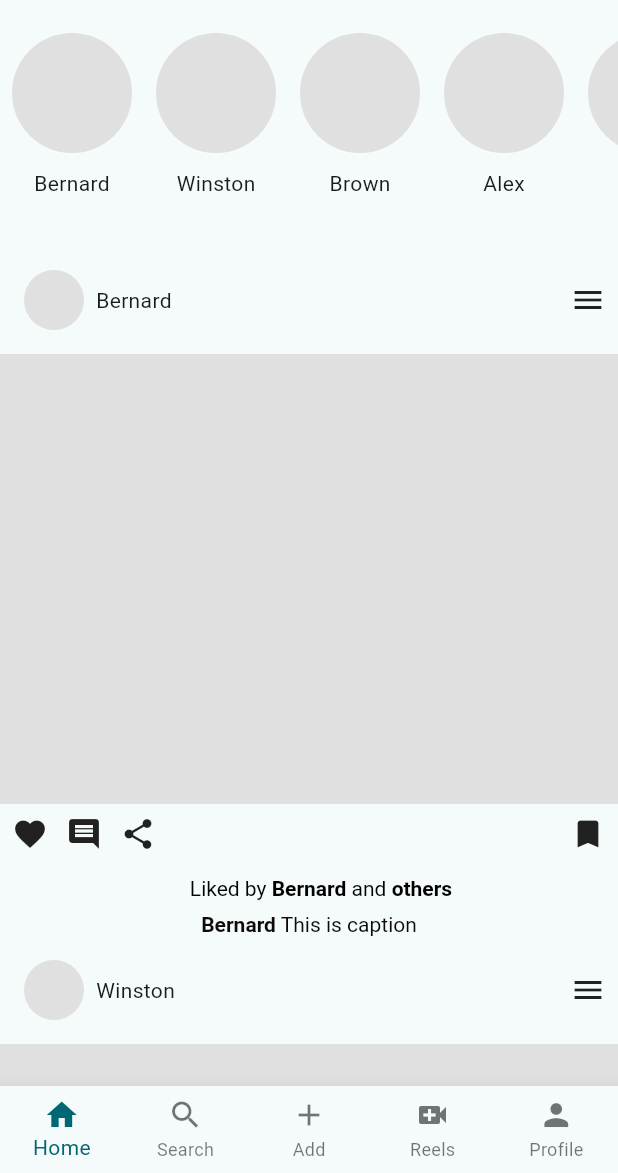
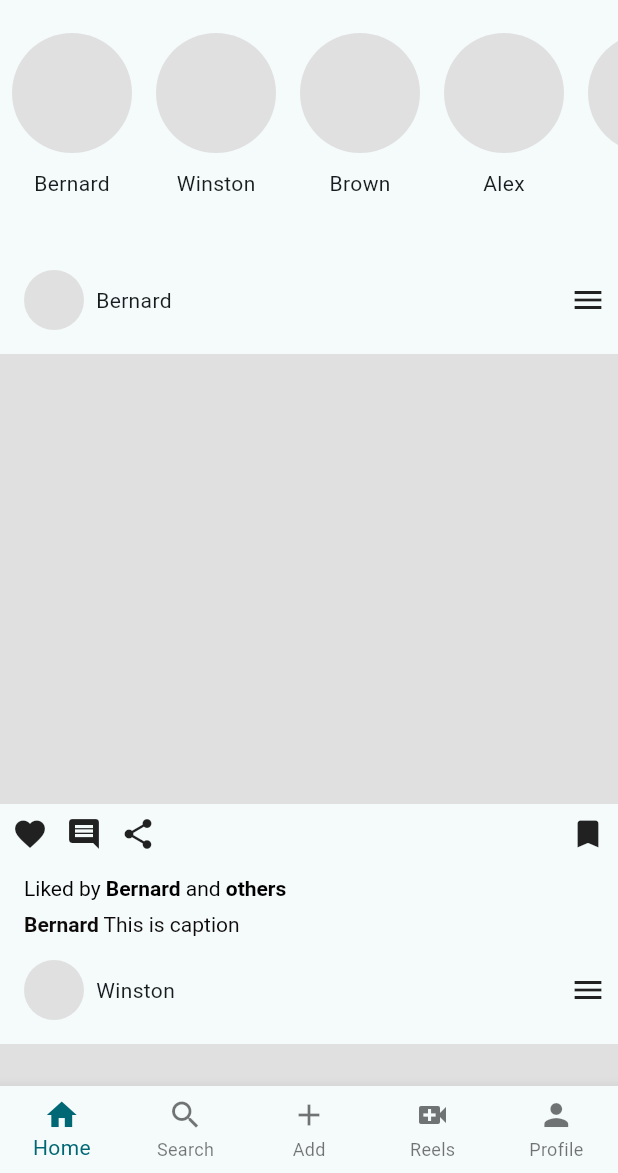
Before and after one commit to realino98/flutter_instagram_ui, a Flutter app: the screen it shows after launch, on a phone screen of 412 x 824 dp, the part 63-1236 px from its top. Run offline on Flutter 3.47's test engine with Material 2 defaults, Android fonts, the phone set to English and light mode, and no system bars.

Commit message:
BR : Add Padding to Captino

```diff
--- a/lib/util/user_posts.dart
+++ b/lib/util/user_posts.dart
@@ -7,6 +7,7 @@ class UserPosts extends StatelessWidget {
   @override
   Widget build(BuildContext context) {
     return Column(
+      crossAxisAlignment: CrossAxisAlignment.start,
       children: [
         Padding(
           padding: const EdgeInsets.all(8.0),
@@ -82,7 +83,7 @@ class UserPosts extends StatelessWidget {
           ),
         ),
         Padding(
-          padding: EdgeInsets.only(left: 0, top: 8),
+          padding: EdgeInsets.only(left: 16.0, top: 8),
           child: RichText(
             text: TextSpan(
               style: TextStyle(color: const Color.fromARGB(255, 14, 10, 10)),
```
